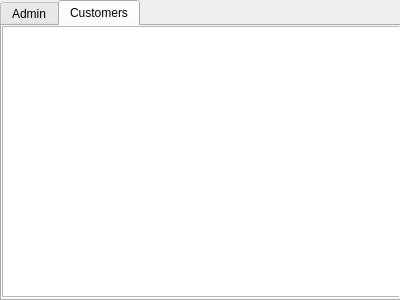
Henry93s/koradin, file customerswidget.ui: the form before one commit.
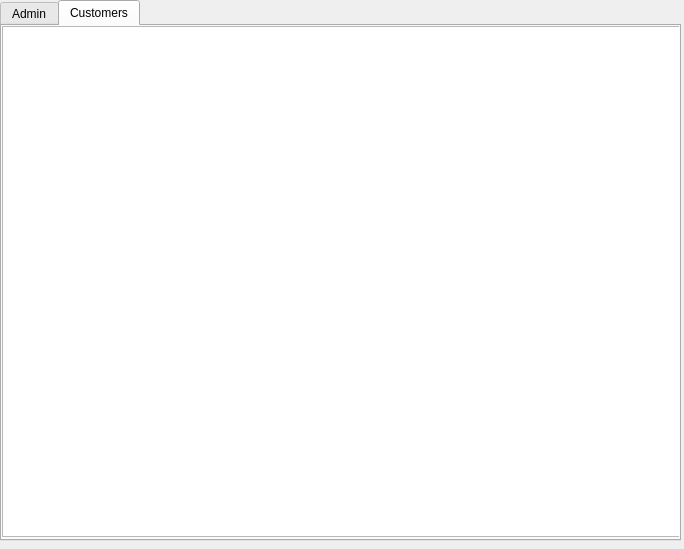
The form after the commit. The open tabs and pages were chosen to show the change. Custom widgets are drawn as their Qt base class.

Patch:
```diff
--- a/customerswidget.ui
+++ b/customerswidget.ui
@@ -6,8 +6,8 @@
    <rect>
     <x>0</x>
     <y>0</y>
-    <width>400</width>
-    <height>300</height>
+    <width>684</width>
+    <height>549</height>
    </rect>
   </property>
   <property name="windowTitle">
@@ -18,8 +18,8 @@
     <rect>
      <x>0</x>
      <y>0</y>
-     <width>401</width>
-     <height>301</height>
+     <width>681</width>
+     <height>541</height>
     </rect>
    </property>
    <property name="currentIndex">
@@ -39,8 +39,8 @@
       <rect>
        <x>0</x>
        <y>0</y>
-       <width>401</width>
-       <height>271</height>
+       <width>681</width>
+       <height>511</height>
       </rect>
      </property>
     </widget>
```
Left out of the diff: 3 changed lines with no effect on the pictures.
